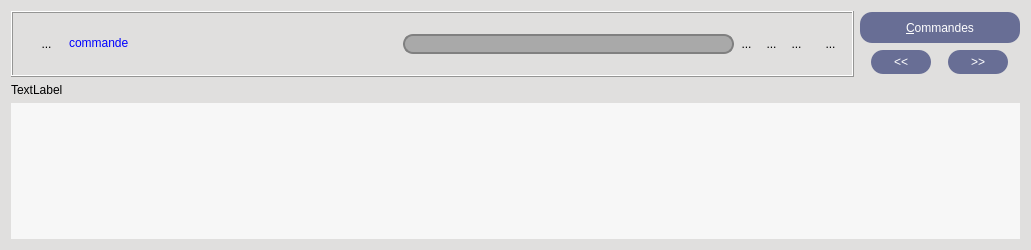
This is UiQT4/desWidgetCommande.ui in SalomePlatform/eficas_tools as Qt 5 draws it before an edit. The edited form follows.
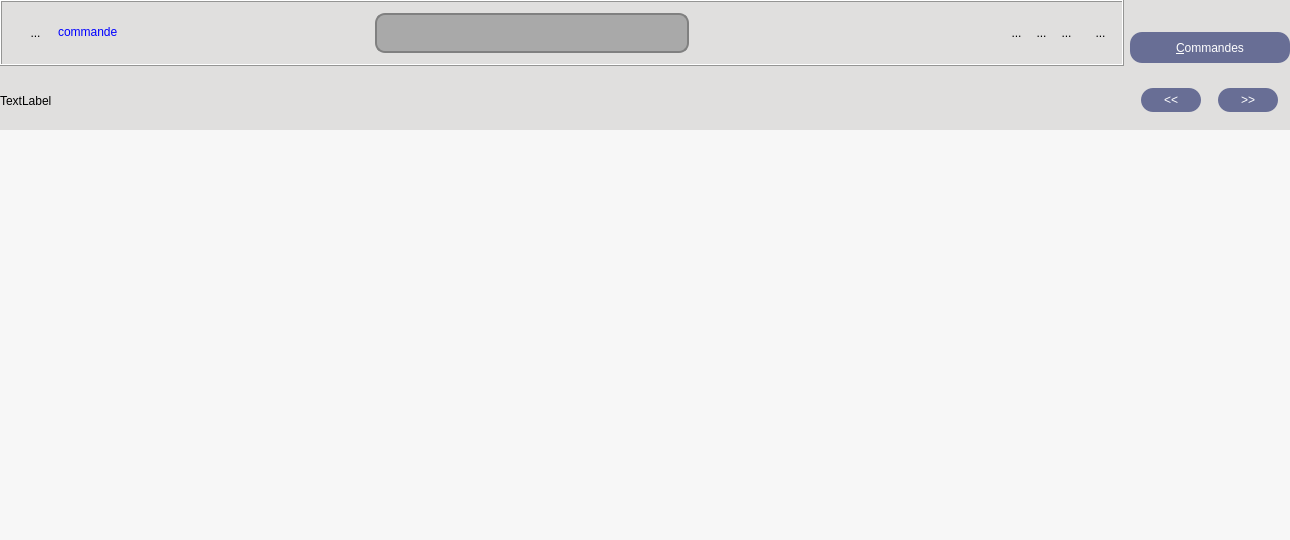
This is the edited form. Icons and pictures are not drawn. Custom widgets are drawn as their Qt base class.

What changed in the file:
```diff
--- a/UiQT4/desWidgetCommande.ui
+++ b/UiQT4/desWidgetCommande.ui
@@ -6,8 +6,8 @@
    <rect>
     <x>0</x>
     <y>0</y>
-    <width>1031</width>
-    <height>250</height>
+    <width>1290</width>
+    <height>540</height>
    </rect>
   </property>
   <property name="sizePolicy">
@@ -32,10 +32,72 @@
    <string notr="true">background-color : rgb(224,223,222);
 font : 'times' 9px</string>
   </property>
-  <layout class="QVBoxLayout" name="verticalLayout_3">
+  <layout class="QVBoxLayout" name="verticalLayout_4">
+   <property name="spacing">
+    <number>0</number>
+   </property>
+   <property name="leftMargin">
+    <number>0</number>
+   </property>
+   <property name="topMargin">
+    <number>0</number>
+   </property>
+   <property name="rightMargin">
+    <number>0</number>
+   </property>
+   <property name="bottomMargin">
+    <number>0</number>
+   </property>
+   <item>
+    <widget class="QFrame" name="frameAffichage">
+     <property name="sizePolicy">
+      <sizepolicy hsizetype="Preferred" vsizetype="Fixed">
+       <horstretch>0</horstretch>
+       <verstretch>0</verstretch>
+      </sizepolicy>
+     </property>
+     <property name="minimumSize">
+      <size>
+       <width>0</width>
+       <height>130</height>
+      </size>
+     </property>
+     <property name="maximumSize">
+      <size>
+       <width>16777215</width>
+       <height>130</height>
+      </size>
+     </property>
+     <property name="styleSheet">
+      <string notr="true">background-color:rgb(224,223,222)</string>
+     </property>
+     <property name="frameShape">
+      <enum>QFrame::NoFrame</enum>
+     </property>
+     <property name="frameShadow">
+      <enum>QFrame::Raised</enum>
+     </property>
+     <layout class="QHBoxLayout" name="horizontalLayout_5">
+      <property name="spacing">
+       <number>0</number>
+      </property>
+      <property name="leftMargin">
+       <number>0</number>
+      </property>
+      <property name="topMargin">
+       <number>0</number>
+      </property>
+      <property name="rightMargin">
+       <number>0</number>
+      </property>
+      <property name="bottomMargin">
+       <number>0</number>
+      </property>
    <item>
     <layout class="QHBoxLayout" name="horizontalLayout_4">
      <item>
+         <layout class="QVBoxLayout" name="verticalLayout_3">
+          <item>
       <widget class="QFrame" name="frame_2">
        <property name="sizePolicy">
         <sizepolicy hsizetype="Preferred" vsizetype="Fixed">
@@ -167,7 +229,7 @@
         <item>
          <widget class="QLineEdit" name="LENom">
           <property name="sizePolicy">
-           <sizepolicy hsizetype="MinimumExpanding" vsizetype="Fixed">
+                <sizepolicy hsizetype="MinimumExpanding" vsizetype="Preferred">
             <horstretch>0</horstretch>
             <verstretch>0</verstretch>
            </sizepolicy>
@@ -195,6 +257,19 @@
           </property>
          </widget>
         </item>
+             <item>
+              <spacer name="horizontalSpacer_7">
+               <property name="orientation">
+                <enum>Qt::Horizontal</enum>
+               </property>
+               <property name="sizeHint" stdset="0">
+                <size>
+                 <width>108</width>
+                 <height>20</height>
+                </size>
+               </property>
+              </spacer>
+             </item>
         <item>
          <spacer name="horizontalSpacer_2">
           <property name="orientation">
@@ -397,10 +472,26 @@
        <zorder>horizontalSpacer_4</zorder>
        <zorder>RBPoubelle</zorder>
        <zorder>horizontalSpacer_5</zorder>
-      </widget>
+            <zorder>horizontalSpacer_7</zorder>
+           </widget>
+          </item>
+          <item>
+           <widget class="QLabel" name="labelDoc">
+            <property name="text">
+             <string>TextLabel</string>
+            </property>
+           </widget>
+          </item>
+         </layout>
      </item>
      <item>
       <layout class="QVBoxLayout" name="verticalLayout_2">
+          <property name="spacing">
+           <number>8</number>
+          </property>
+          <property name="topMargin">
+           <number>15</number>
+          </property>
        <item>
         <widget class="QPushButton" name="bCatalogue">
          <property name="sizePolicy">
@@ -541,11 +632,7 @@
      </item>
     </layout>
    </item>
-   <item>
-    <widget class="QLabel" name="labelDoc">
-     <property name="text">
-      <string>TextLabel</string>
-     </property>
+     </layout>
     </widget>
    </item>
    <item>
@@ -579,8 +666,8 @@
        <rect>
         <x>0</x>
         <y>0</y>
-        <width>1013</width>
-        <height>129</height>
+        <width>1290</width>
+        <height>410</height>
        </rect>
       </property>
       <layout class="QVBoxLayout" name="verticalLayout">
```
Left out of the diff: 3 changed lines with no effect on the pictures. Lines whose indentation alone changed are shown as unchanged.
